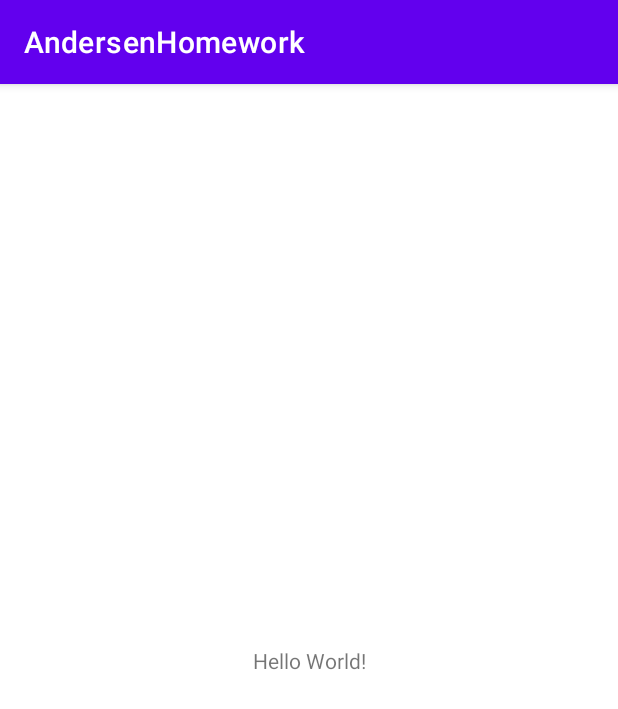
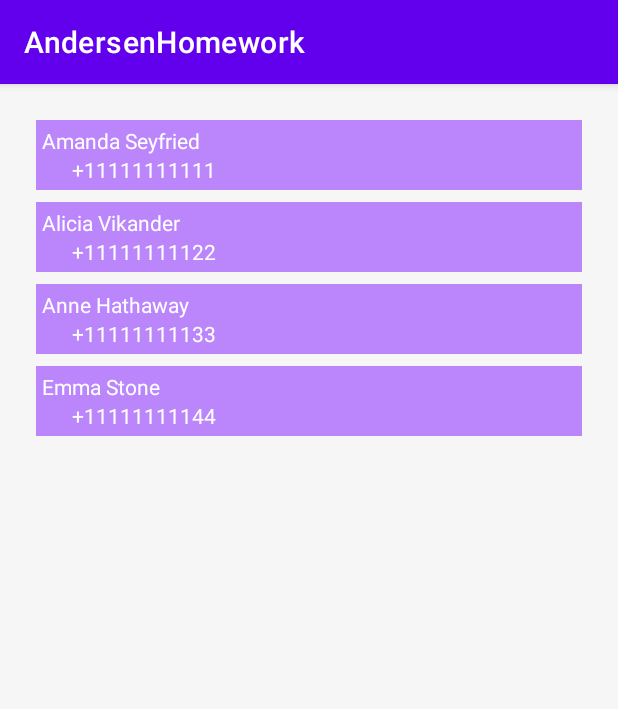
Before and after one commit to rivavl/AndersenHomework, an Android app: the screen it shows after launch (MainActivity), on a phone screen of 412 x 824 dp. Shown: the top 709 px of the screen. Run offline under Robolectric (Android 15) with nearby library versions, the phone set to English and light mode, and no system bars.

Commit message:
homework 5

```diff
--- /dev/null
+++ b/app/src/main/java/com/marina/andersenhomework/ContactsDataSource.kt
@@ -0,0 +1,14 @@
+package com.marina.andersenhomework
+
+import com.marina.andersenhomework.entity.Contact
+
+class ContactsDataSource {
+    fun getContacts(): MutableList<Contact> {
+        return mutableListOf(
+            Contact("Amanda Seyfried", "+11111111111"),
+            Contact("Alicia Vikander", "+11111111122"),
+            Contact("Anne Hathaway", "+11111111133"),
+            Contact("Emma Stone", "+11111111144")
+        )
+    }
+}
--- a/app/src/main/java/com/marina/andersenhomework/MainActivity.kt
+++ b/app/src/main/java/com/marina/andersenhomework/MainActivity.kt
@@ -1,11 +1,19 @@
 package com.marina.andersenhomework
 
+import android.os.Bundle
 import androidx.appcompat.app.AppCompatActivity
-import android.os.Bundle
+import com.marina.andersenhomework.fragments.ContactsListFragment
+
 
 class MainActivity : AppCompatActivity() {
+
+    val contacts = ContactsDataSource().getContacts()
+
     override fun onCreate(savedInstanceState: Bundle?) {
         super.onCreate(savedInstanceState)
         setContentView(R.layout.activity_main)
+        supportFragmentManager.beginTransaction()
+            .add(R.id.fragment_container, ContactsListFragment())
+            .commit()
     }
 }
--- /dev/null
+++ b/app/src/main/java/com/marina/andersenhomework/entity/Contact.kt
@@ -0,0 +1,3 @@
+package com.marina.andersenhomework.entity
+
+data class Contact(var name: String, var number: String)
--- /dev/null
+++ b/app/src/main/java/com/marina/andersenhomework/fragments/ContactFragment.kt
@@ -0,0 +1,60 @@
+package com.marina.andersenhomework.fragments
+
+import android.os.Bundle
+import android.view.LayoutInflater
+import android.view.View
+import android.view.ViewGroup
+import android.widget.EditText
+import androidx.fragment.app.Fragment
+import com.marina.andersenhomework.MainActivity
+import com.marina.andersenhomework.R
+import com.marina.andersenhomework.entity.Contact
+
+class ContactFragment : Fragment() {
+
+    private var index: Int? = null
+
+    private lateinit var tvName: EditText
+    private lateinit var tvNumber: EditText
+
+    override fun onCreate(savedInstanceState: Bundle?) {
+        super.onCreate(savedInstanceState)
+        arguments?.let {
+            index = it.getInt(INDEX)
+        }
+    }
+
+    override fun onCreateView(
+        inflater: LayoutInflater, container: ViewGroup?,
+        savedInstanceState: Bundle?
+    ): View? {
+        return inflater.inflate(R.layout.fragment_contact, container, false)
+    }
+
+    override fun onViewCreated(view: View, savedInstanceState: Bundle?) {
+        super.onViewCreated(view, savedInstanceState)
+        tvName = view.findViewById(R.id.name) as EditText
+        tvNumber = view.findViewById(R.id.number) as EditText
+
+        tvName.setText((requireActivity() as MainActivity).contacts[index!!].name)
+        tvNumber.setText((requireActivity() as MainActivity).contacts[index!!].number)
+    }
+
+    override fun onStop() {
+        super.onStop()
+        (requireActivity() as MainActivity).contacts[index!!] =
+            Contact(tvName.text.toString(), tvNumber.text.toString())
+    }
+
+    companion object {
+        private const val INDEX = "index"
+
+        @JvmStatic
+        fun newInstance(index: Int) =
+            ContactFragment().apply {
+                arguments = Bundle().apply {
+                    putInt(INDEX, index)
+                }
+            }
+    }
+}
--- /dev/null
+++ b/app/src/main/java/com/marina/andersenhomework/fragments/ContactsListFragment.kt
@@ -0,0 +1,75 @@
+package com.marina.andersenhomework.fragments
+
+import android.os.Bundle
+import android.view.LayoutInflater
+import android.view.View
+import android.view.ViewGroup
+import android.widget.LinearLayout
+import android.widget.TextView
+import androidx.fragment.app.Fragment
+import com.marina.andersenhomework.MainActivity
+import com.marina.andersenhomework.R
+
+class ContactsListFragment : Fragment() {
+
+    private val names = mutableListOf<TextView>()
+    private val numbers = mutableListOf<TextView>()
+    private val tvContacts = mutableListOf<LinearLayout>()
+
+    override fun onCreateView(
+        inflater: LayoutInflater, container: ViewGroup?,
+        savedInstanceState: Bundle?
+    ): View? {
+        val view = inflater.inflate(R.layout.fragment_contacts_list, container, false)
+        findViews(view)
+        fillContacts(view)
+        setOnClickListeners(view)
+        return view
+    }
+
+    private fun findViews(view: View?) {
+        names.clear()
+        names.add(view?.findViewById(R.id.name_1) as TextView)
+        names.add(view.findViewById(R.id.name_2) as TextView)
+        names.add(view.findViewById(R.id.name_3) as TextView)
+        names.add(view.findViewById(R.id.name_4) as TextView)
+
+        numbers.clear()
+        numbers.add(view.findViewById(R.id.number_1) as TextView)
+        numbers.add(view.findViewById(R.id.number_2) as TextView)
+        numbers.add(view.findViewById(R.id.number_3) as TextView)
+        numbers.add(view.findViewById(R.id.number_4) as TextView)
+
+        tvContacts.clear()
+        tvContacts.add(view.findViewById(R.id.contact_1) as LinearLayout)
+        tvContacts.add(view.findViewById(R.id.contact_2) as LinearLayout)
+        tvContacts.add(view.findViewById(R.id.contact_3) as LinearLayout)
+        tvContacts.add(view.findViewById(R.id.contact_4) as LinearLayout)
+    }
+
+    private fun fillContacts(view: View) {
+        var i = 0
+        for (contact in (requireActivity() as MainActivity).contacts) {
+            names[i].text = contact.name
+            numbers[i].text = contact.number
+            i++
+        }
+    }
+
+    private fun setOnClickListeners(view: View) {
+        tvContacts[0].setOnClickListener { setOnClickListener(0) }
+        tvContacts[1].setOnClickListener { setOnClickListener(1) }
+        tvContacts[2].setOnClickListener { setOnClickListener(2) }
+        tvContacts[3].setOnClickListener { setOnClickListener(3) }
+    }
+
+    private fun setOnClickListener(i: Int) {
+        requireActivity().supportFragmentManager.beginTransaction()
+            .addToBackStack(null)
+            .replace(
+                R.id.fragment_container,
+                ContactFragment.newInstance(i)
+            )
+            .commit()
+    }
+}
--- a/app/src/main/res/layout/activity_main.xml
+++ b/app/src/main/res/layout/activity_main.xml
@@ -1,18 +1,7 @@
 <?xml version="1.0" encoding="utf-8"?>
-<androidx.constraintlayout.widget.ConstraintLayout xmlns:android="http://schemas.android.com/apk/res/android"
-    xmlns:app="http://schemas.android.com/apk/res-auto"
+<FrameLayout xmlns:android="http://schemas.android.com/apk/res/android"
     xmlns:tools="http://schemas.android.com/tools"
+    android:id="@+id/fragment_container"
     android:layout_width="match_parent"
     android:layout_height="match_parent"
-    tools:context=".MainActivity">
-
-    <TextView
-        android:layout_width="wrap_content"
-        android:layout_height="wrap_content"
-        android:text="Hello World!"
-        app:layout_constraintBottom_toBottomOf="parent"
-        app:layout_constraintLeft_toLeftOf="parent"
-        app:layout_constraintRight_toRightOf="parent"
-        app:layout_constraintTop_toTopOf="parent" />
-
-</androidx.constraintlayout.widget.ConstraintLayout>
+    tools:context=".MainActivity" />
--- /dev/null
+++ b/app/src/main/res/layout/fragment_contact.xml
@@ -0,0 +1,30 @@
+<?xml version="1.0" encoding="utf-8"?>
+<LinearLayout xmlns:android="http://schemas.android.com/apk/res/android"
+    xmlns:tools="http://schemas.android.com/tools"
+    android:layout_width="match_parent"
+    android:layout_height="match_parent"
+    android:padding="20dp"
+    tools:context=".fragments.ContactFragment">
+
+    <LinearLayout
+        android:layout_width="match_parent"
+        android:layout_height="wrap_content"
+        android:orientation="vertical">
+
+        <EditText
+            android:id="@+id/name"
+            android:layout_width="match_parent"
+            android:layout_height="wrap_content"
+            android:layout_marginBottom="20dp"
+            android:gravity="center"
+            tools:text="Name Surname" />
+
+        <EditText
+            android:id="@+id/number"
+            android:layout_width="match_parent"
+            android:layout_height="wrap_content"
+            android:gravity="center"
+            tools:text="+11111111111" />
+    </LinearLayout>
+
+</LinearLayout>
--- /dev/null
+++ b/app/src/main/res/layout/fragment_contacts_list.xml
@@ -0,0 +1,115 @@
+<?xml version="1.0" encoding="utf-8"?>
+<LinearLayout xmlns:android="http://schemas.android.com/apk/res/android"
+    xmlns:tools="http://schemas.android.com/tools"
+    android:layout_width="match_parent"
+    android:layout_height="match_parent"
+    android:orientation="vertical"
+    android:padding="20dp"
+    android:background="@color/light_gray"
+    tools:context=".fragments.ContactsListFragment">
+
+    <LinearLayout
+        android:id="@+id/contact_1"
+        android:layout_width="match_parent"
+        android:layout_height="wrap_content"
+        android:layout_margin="4dp"
+        android:background="@color/purple_200"
+        android:orientation="vertical"
+        android:padding="4dp">
+
+        <TextView
+            android:id="@+id/name_1"
+            android:layout_width="match_parent"
+            android:layout_height="wrap_content"
+            android:textColor="@color/white"
+            tools:text="Name Surname" />
+
+        <TextView
+            android:id="@+id/number_1"
+            android:layout_width="match_parent"
+            android:layout_height="wrap_content"
+            android:layout_marginStart="20dp"
+            android:textColor="@color/white"
+            tools:text="+11111111111" />
+
+    </LinearLayout>
+
+    <LinearLayout
+        android:id="@+id/contact_2"
+        android:layout_width="match_parent"
+        android:layout_height="wrap_content"
+        android:layout_margin="4dp"
+        android:background="@color/purple_200"
+        android:orientation="vertical"
+        android:padding="4dp">
+
+        <TextView
+            android:id="@+id/name_2"
+            android:layout_width="match_parent"
+            android:layout_height="wrap_content"
+            android:textColor="@color/white"
+            tools:text="Name Surname" />
+
+        <TextView
+            android:id="@+id/number_2"
+            android:layout_width="match_parent"
+            android:layout_height="wrap_content"
+            android:layout_marginStart="20dp"
+            android:textColor="@color/white"
+            tools:text="+11111111111" />
+
+    </LinearLayout>
+
+    <LinearLayout
+        android:id="@+id/contact_3"
+        android:layout_width="match_parent"
+        android:layout_height="wrap_content"
+        android:layout_margin="4dp"
+        android:background="@color/purple_200"
+        android:orientation="vertical"
+        android:padding="4dp">
+
+        <TextView
+            android:id="@+id/name_3"
+            android:layout_width="match_parent"
+            android:layout_height="wrap_content"
+            android:textColor="@color/white"
+            tools:text="Name Surname" />
+
+        <TextView
+            android:id="@+id/number_3"
+            android:layout_width="match_parent"
+            android:layout_height="wrap_content"
+            android:layout_marginStart="20dp"
+            android:textColor="@color/white"
+            tools:text="+11111111111" />
+
+    </LinearLayout>
+
+    <LinearLayout
+        android:id="@+id/contact_4"
+        android:layout_width="match_parent"
+        android:layout_height="wrap_content"
+        android:layout_margin="4dp"
+        android:background="@color/purple_200"
+        android:orientation="vertical"
+        android:padding="4dp">
+
+        <TextView
+            android:id="@+id/name_4"
+            android:layout_width="match_parent"
+            android:layout_height="wrap_content"
+            android:textColor="@color/white"
+            tools:text="Name Surname" />
+
+        <TextView
+            android:id="@+id/number_4"
+            android:layout_width="match_parent"
+            android:layout_height="wrap_content"
+            android:layout_marginStart="20dp"
+            android:textColor="@color/white"
+            tools:text="+11111111111" />
+
+    </LinearLayout>
+
+</LinearLayout>
--- a/app/src/main/res/values/colors.xml
+++ b/app/src/main/res/values/colors.xml
@@ -7,4 +7,5 @@
     <color name="teal_700">#FF018786</color>
     <color name="black">#FF000000</color>
     <color name="white">#FFFFFFFF</color>
+    <color name="light_gray">#F6F6F6</color>
 </resources>
```
